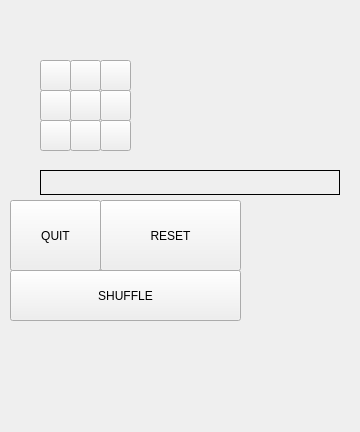
Above: mainwindow.ui from sharwick/plock before the change. Below: the same form after it.
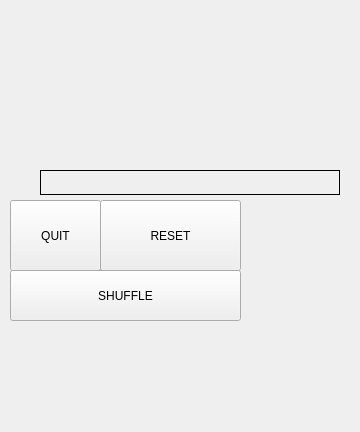
That is the form after the change.

Commit message: Removed UI block push buttons

```diff
--- a/mainwindow.ui
+++ b/mainwindow.ui
@@ -14,180 +14,6 @@
    <string>MainWindow</string>
   </property>
   <widget class="QWidget" name="centralWidget">
-   <widget class="QPushButton" name="pushButton0">
-    <property name="geometry">
-     <rect>
-      <x>40</x>
-      <y>120</y>
-      <width>31</width>
-      <height>31</height>
-     </rect>
-    </property>
-    <property name="text">
-     <string/>
-    </property>
-    <property name="iconSize">
-     <size>
-      <width>31</width>
-      <height>31</height>
-     </size>
-    </property>
-   </widget>
-   <widget class="QPushButton" name="pushButton1">
-    <property name="geometry">
-     <rect>
-      <x>70</x>
-      <y>120</y>
-      <width>31</width>
-      <height>31</height>
-     </rect>
-    </property>
-    <property name="text">
-     <string/>
-    </property>
-    <property name="iconSize">
-     <size>
-      <width>31</width>
-      <height>31</height>
-     </size>
-    </property>
-   </widget>
-   <widget class="QPushButton" name="pushButton2">
-    <property name="geometry">
-     <rect>
-      <x>100</x>
-      <y>120</y>
-      <width>31</width>
-      <height>31</height>
-     </rect>
-    </property>
-    <property name="text">
-     <string/>
-    </property>
-    <property name="iconSize">
-     <size>
-      <width>31</width>
-      <height>31</height>
-     </size>
-    </property>
-   </widget>
-   <widget class="QPushButton" name="pushButton3">
-    <property name="geometry">
-     <rect>
-      <x>40</x>
-      <y>90</y>
-      <width>31</width>
-      <height>31</height>
-     </rect>
-    </property>
-    <property name="text">
-     <string/>
-    </property>
-    <property name="iconSize">
-     <size>
-      <width>31</width>
-      <height>31</height>
-     </size>
-    </property>
-   </widget>
-   <widget class="QPushButton" name="pushButton4">
-    <property name="geometry">
-     <rect>
-      <x>70</x>
-      <y>90</y>
-      <width>31</width>
-      <height>31</height>
-     </rect>
-    </property>
-    <property name="text">
-     <string/>
-    </property>
-    <property name="iconSize">
-     <size>
-      <width>31</width>
-      <height>31</height>
-     </size>
-    </property>
-   </widget>
-   <widget class="QPushButton" name="pushButton5">
-    <property name="geometry">
-     <rect>
-      <x>100</x>
-      <y>90</y>
-      <width>31</width>
-      <height>31</height>
-     </rect>
-    </property>
-    <property name="text">
-     <string/>
-    </property>
-    <property name="iconSize">
-     <size>
-      <width>31</width>
-      <height>31</height>
-     </size>
-    </property>
-   </widget>
-   <widget class="QPushButton" name="pushButton6">
-    <property name="geometry">
-     <rect>
-      <x>40</x>
-      <y>60</y>
-      <width>31</width>
-      <height>31</height>
-     </rect>
-    </property>
-    <property name="text">
-     <string/>
-    </property>
-    <property name="iconSize">
-     <size>
-      <width>31</width>
-      <height>31</height>
-     </size>
-    </property>
-   </widget>
-   <widget class="QPushButton" name="pushButton7">
-    <property name="geometry">
-     <rect>
-      <x>70</x>
-      <y>60</y>
-      <width>31</width>
-      <height>31</height>
-     </rect>
-    </property>
-    <property name="text">
-     <string/>
-    </property>
-    <property name="iconSize">
-     <size>
-      <width>31</width>
-      <height>31</height>
-     </size>
-    </property>
-   </widget>
-   <widget class="QPushButton" name="pushButton8">
-    <property name="geometry">
-     <rect>
-      <x>100</x>
-      <y>60</y>
-      <width>31</width>
-      <height>31</height>
-     </rect>
-    </property>
-    <property name="text">
-     <string/>
-    </property>
-    <property name="iconSize">
-     <size>
-      <width>31</width>
-      <height>31</height>
-     </size>
-    </property>
-    <property name="autoRepeatDelay">
-     <number>300</number>
-    </property>
-   </widget>
    <widget class="QPushButton" name="quitButton">
     <property name="geometry">
      <rect>
```
Left out of the diff: 144 changed lines with no effect on the pictures.
